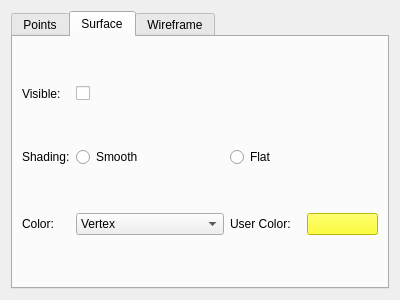
First picture: the form in include/vclib/ext/qt/gui/mesh_render_settings_frame.ui, repository cnr-isti-vclab/vclib, before the edit.
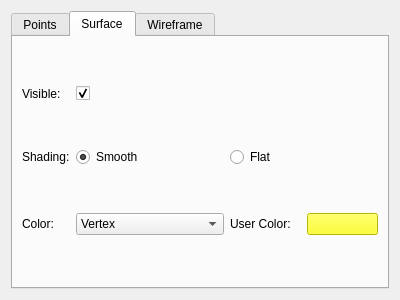
Second picture: the form after the edit. The open tabs and pages were chosen to show the change.

What changed in the file:
```diff
--- a/include/vclib/ext/qt/gui/mesh_render_settings_frame.ui
+++ b/include/vclib/ext/qt/gui/mesh_render_settings_frame.ui
@@ -236,6 +236,9 @@
          <property name="text">
           <string>Smooth</string>
          </property>
+         <property name="checked">
+          <bool>true</bool>
+         </property>
         </widget>
        </item>
        <item row="1" column="2">
@@ -331,6 +334,9 @@
          <property name="text">
           <string/>
          </property>
+         <property name="checked">
+          <bool>true</bool>
+         </property>
         </widget>
        </item>
       </layout>
```
Left out of the diff: 4 changed lines with no effect on the pictures.
